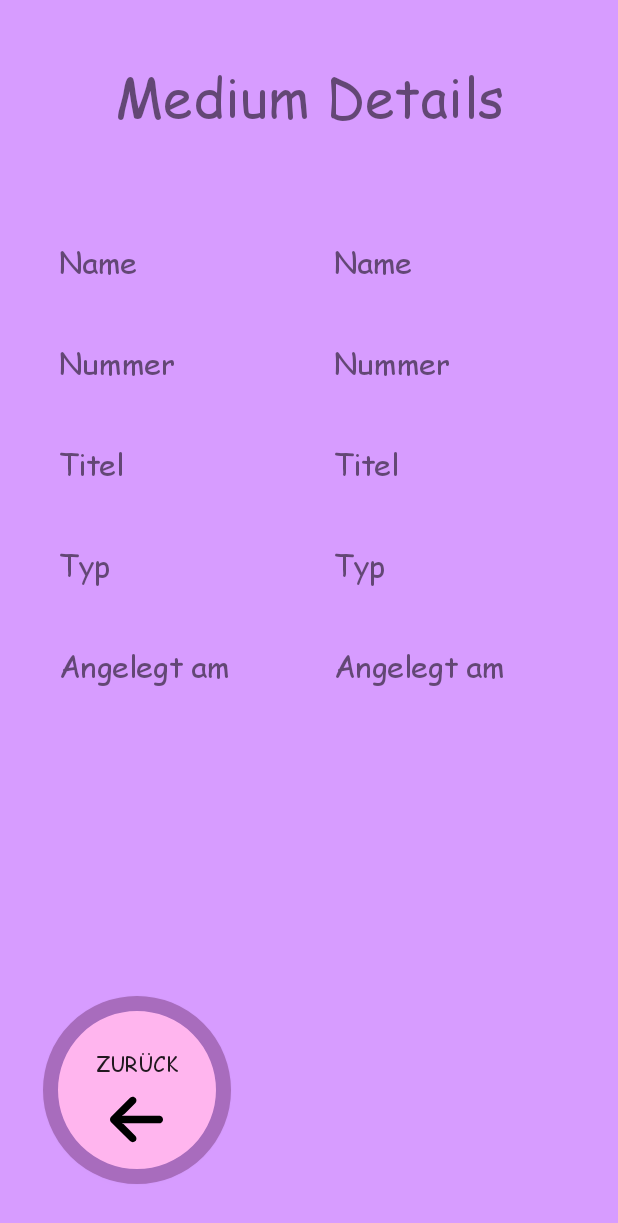
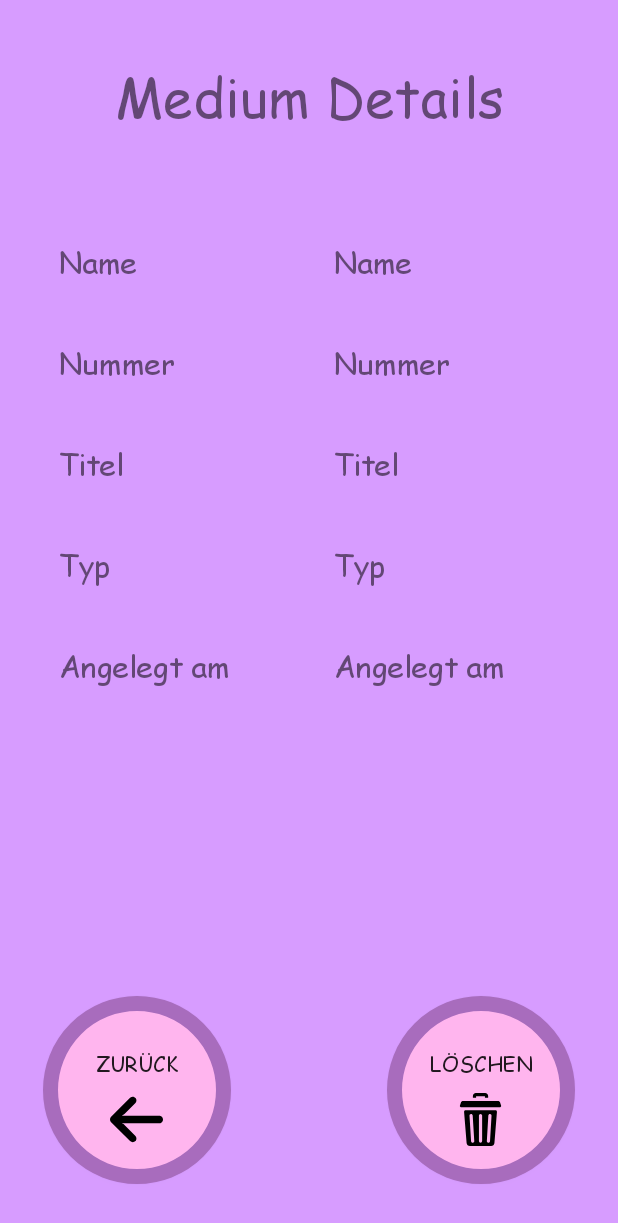
Before and after one commit to S1n93r/Tombolator, an Android app: the layout fragment_media_details.xml on its own in the app's theme, with its tools: preview values and no code run, on a phone screen of 412 x 824 dp. Shown: the top 1223 px of the screen. Run offline under Robolectric (Android 15) with nearby library versions, the phone set to English and light mode, and no system bars.

Commit message:
media details view implemented including delete button

```diff
--- a/app/src/main/java/com/example/tombolator/media/MediaMainFragment.java
+++ b/app/src/main/java/com/example/tombolator/media/MediaMainFragment.java
@@ -151,6 +151,7 @@ public class MediaMainFragment extends Fragment {
                 textView.setTextSize(20);
                 textView.setText(mediaString);
                 textView.setOnClickListener(showDetailsListener);
+                textView.setId((int) id);
 
                 linearLayoutMedia.addView(textView);
             }
@@ -163,6 +164,9 @@ public class MediaMainFragment extends Fragment {
         public void onClick(View view) {
 
             TextView textView = (TextView) view;
+            long mediaId = textView.getId();
+            mediaViewModel.selectMedia(mediaId);
+
             parent.switchToMediaDetailsView();
         }
     }
--- /dev/null
+++ b/app/src/main/res/drawable/ic_delete.xml
@@ -0,0 +1,15 @@
+<vector xmlns:android="http://schemas.android.com/apk/res/android"
+    android:width="35dp"
+    android:height="35dp"
+    android:viewportWidth="512"
+    android:viewportHeight="512">
+  <path
+      android:fillColor="#FF000000"
+      android:pathData="m213.371,30.906h85.57v14.398h30.902v-16.414c0.004,-15.93 -12.949,-28.891 -28.871,-28.891h-89.633c-15.922,0 -28.875,12.961 -28.875,28.891v16.414h30.906zM213.371,30.906"/>
+  <path
+      android:fillColor="#FF000000"
+      android:pathData="m401.211,167.75h-290.109c-7.949,0 -14.207,6.781 -13.566,14.707l24.254,299.906c1.352,16.742 15.316,29.637 32.094,29.637h204.543c16.777,0 30.742,-12.895 32.094,-29.641l24.254,-299.902c0.645,-7.926 -5.613,-14.707 -13.563,-14.707zM181.348,480.012c-0.324,0.02 -0.648,0.031 -0.969,0.031 -8.102,0 -14.902,-6.309 -15.406,-14.504l-15.199,-246.207c-0.523,-8.52 5.957,-15.852 14.473,-16.375 8.488,-0.516 15.852,5.949 16.375,14.473l15.195,246.207c0.527,8.52 -5.953,15.848 -14.469,16.375zM271.781,464.59c0,8.531 -6.918,15.449 -15.453,15.449s-15.453,-6.918 -15.453,-15.449v-246.211c0,-8.535 6.918,-15.453 15.453,-15.453 8.531,0 15.453,6.918 15.453,15.453zM362.539,219.289 L348.027,465.496c-0.48,8.211 -7.293,14.543 -15.41,14.543 -0.305,0 -0.613,-0.008 -0.922,-0.023 -8.52,-0.504 -15.02,-7.816 -14.516,-16.336l14.508,-246.211c0.5,-8.52 7.789,-15.02 16.332,-14.516 8.52,0.5 15.02,7.816 14.52,16.336zM362.539,219.289"/>
+  <path
+      android:fillColor="#FF000000"
+      android:pathData="m454.648,120.063 l-10.148,-30.422c-2.676,-8.02 -10.184,-13.43 -18.641,-13.43h-339.41c-8.453,0 -15.965,5.41 -18.637,13.43l-10.148,30.422c-1.957,5.867 0.59,11.852 5.344,14.836 1.938,1.215 4.23,1.945 6.75,1.945h372.797c2.52,0 4.816,-0.73 6.75,-1.949 4.754,-2.984 7.301,-8.969 5.344,-14.832zM454.648,120.063"/>
+</vector>
--- a/app/src/main/res/layout/fragment_media_details.xml
+++ b/app/src/main/res/layout/fragment_media_details.xml
@@ -36,6 +36,22 @@
             app:layout_constraintVertical_bias="0.95"
             app:layout_constraintEnd_toEndOf="parent"
             app:layout_constraintHorizontal_bias="0.1"/>
+    <Button
+            android:text="@string/button_delete"
+            android:drawableBottom="@drawable/ic_delete"
+            android:padding="25dp"
+            android:layout_width="125dp"
+            android:layout_height="125dp"
+            android:id="@+id/button_delete"
+            android:background="@drawable/oval_button_purple"
+            android:fontFamily="@font/comic_sans_ms"
+            android:textSize="14sp"
+            app:layout_constraintStart_toStartOf="parent"
+            app:layout_constraintBottom_toBottomOf="parent"
+            app:layout_constraintTop_toTopOf="parent"
+            app:layout_constraintVertical_bias="0.95"
+            app:layout_constraintEnd_toEndOf="parent"
+            app:layout_constraintHorizontal_bias="0.9"/>
     <TextView
             android:fontFamily="@font/comic_sans_ms"
             android:textSize="20sp"
--- a/app/src/main/res/values/strings.xml
+++ b/app/src/main/res/values/strings.xml
@@ -6,6 +6,7 @@
     <string name="button_media">Medien</string>
     <string name="button_new">Neu</string>
     <string name="button_nuke">Nuke</string>
+    <string name="button_delete">Löschen</string>
     <string name="title_tombolas">Deine Tombolas</string>
     <string name="title_media">Deine Medien</string>
     <string name="title_new_media">Neues Medium</string>
```
Also changed, not shown: app/src/main/java/com/example/tombolator/media/MediaActivityViewModel.java (+30 -0 lines), app/src/main/java/com/example/tombolator/media/MediaDetailsFragment.java (+53 -6 lines), 1 other file.
